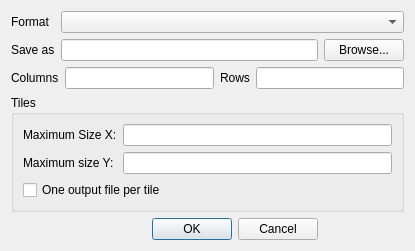
First picture: the form in src/ui/qgsrasterlayersaveasdialogbase.ui, repository kadas-albireo/kadas-albireo, before the edit.
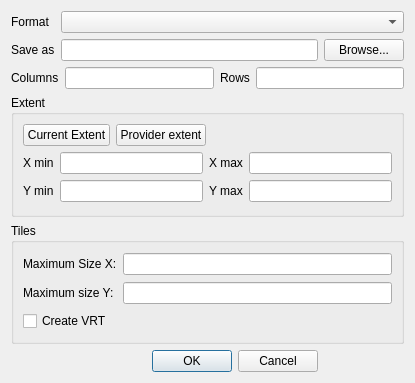
Second picture: the form after the edit.

Commit message: Option to choose output extent for save as raster

The edit to the form file:
```diff
--- a/src/ui/qgsrasterlayersaveasdialogbase.ui
+++ b/src/ui/qgsrasterlayersaveasdialogbase.ui
@@ -7,13 +7,13 @@
     <x>0</x>
     <y>0</y>
     <width>415</width>
-    <height>248</height>
+    <height>383</height>
    </rect>
   </property>
   <property name="windowTitle">
    <string>Save raster layer as...</string>
   </property>
-  <layout class="QGridLayout" name="gridLayout_2">
+  <layout class="QGridLayout" name="gridLayout_3">
    <item row="0" column="0">
     <widget class="QLabel" name="mFormatLabel">
      <property name="text">
@@ -79,6 +79,90 @@
     </layout>
    </item>
    <item row="3" column="0" colspan="3">
+    <widget class="QGroupBox" name="mExtentGroupBox">
+     <property name="title">
+      <string>Extent</string>
+     </property>
+     <layout class="QGridLayout" name="gridLayout_2">
+      <item row="0" column="0" colspan="4">
+       <layout class="QHBoxLayout" name="horizontalLayout_2">
+        <item>
+         <widget class="QPushButton" name="mCurrentExtentButton">
+          <property name="text">
+           <string>Current Extent</string>
+          </property>
+         </widget>
+        </item>
+        <item>
+         <widget class="QPushButton" name="mProviderExtentButton">
+          <property name="text">
+           <string>Provider extent</string>
+          </property>
+         </widget>
+        </item>
+        <item>
+         <spacer name="horizontalSpacer">
+          <property name="orientation">
+           <enum>Qt::Horizontal</enum>
+          </property>
+          <property name="sizeHint" stdset="0">
+           <size>
+            <width>40</width>
+            <height>20</height>
+           </size>
+          </property>
+         </spacer>
+        </item>
+       </layout>
+      </item>
+      <item row="1" column="0">
+       <widget class="QLabel" name="mXMinLabel">
+        <property name="text">
+         <string>X min</string>
+        </property>
+       </widget>
+      </item>
+      <item row="1" column="1">
+       <widget class="QLineEdit" name="mXMinLineEdit"/>
+      </item>
+      <item row="1" column="2">
+       <widget class="QLabel" name="mXMaxLabel">
+        <property name="text">
+         <string>X max</string>
+        </property>
+       </widget>
+      </item>
+      <item row="1" column="3">
+       <widget class="QLineEdit" name="mXMaxLineEdit"/>
+      </item>
+      <item row="2" column="0">
+       <widget class="QLabel" name="mYMinLabel">
+        <property name="text">
+         <string>Y min</string>
+        </property>
+       </widget>
+      </item>
+      <item row="2" column="1">
+       <widget class="QLineEdit" name="mYMinLineEdit"/>
+      </item>
+      <item row="2" column="2">
+       <widget class="QLabel" name="mYMaxLabel">
+        <property name="text">
+         <string>Y max</string>
+        </property>
+       </widget>
+      </item>
+      <item row="2" column="3">
+       <widget class="QLineEdit" name="mYMaxLineEdit">
+        <property name="text">
+         <string/>
+        </property>
+       </widget>
+      </item>
+     </layout>
+    </widget>
+   </item>
+   <item row="4" column="0" colspan="3">
     <widget class="QGroupBox" name="mTilesGroupBox">
      <property name="title">
       <string>Tiles</string>
@@ -107,14 +191,14 @@
       <item row="2" column="0" colspan="2">
        <widget class="QCheckBox" name="mTileModeCheckBox">
         <property name="text">
-         <string>One output file per tile</string>
+         <string>Create VRT</string>
         </property>
        </widget>
       </item>
      </layout>
     </widget>
    </item>
-   <item row="4" column="0" colspan="2">
+   <item row="5" column="0" colspan="2">
     <widget class="QDialogButtonBox" name="mButtonBox">
      <property name="orientation">
       <enum>Qt::Horizontal</enum>
```
The commit also changes 4 other files.
